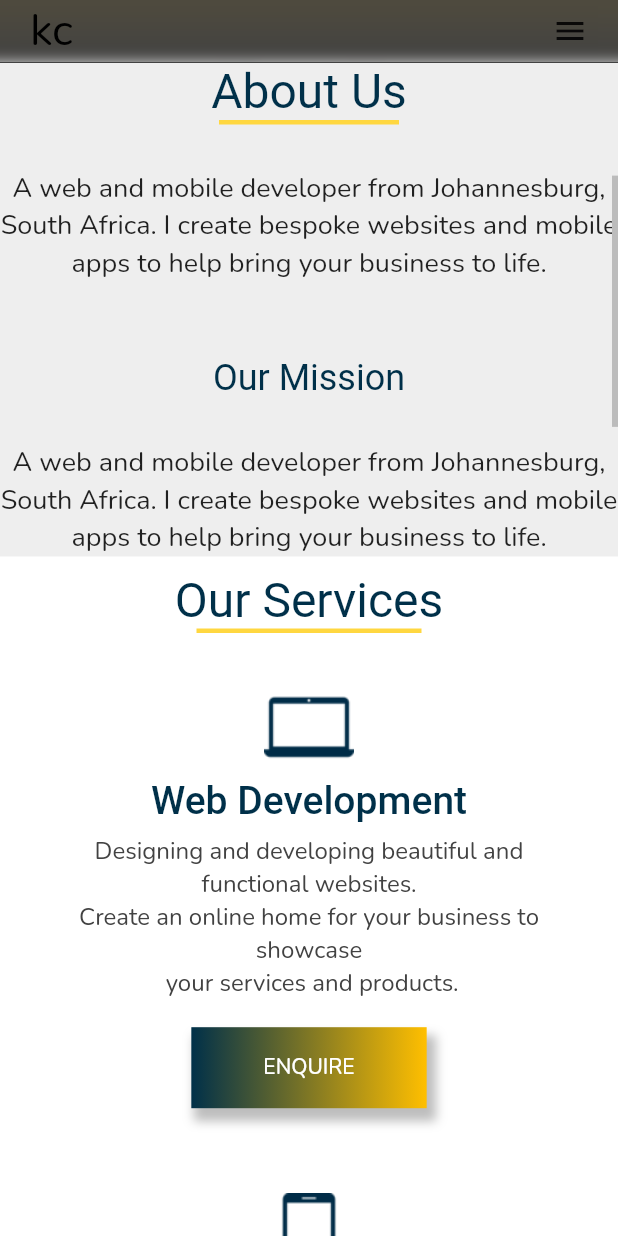
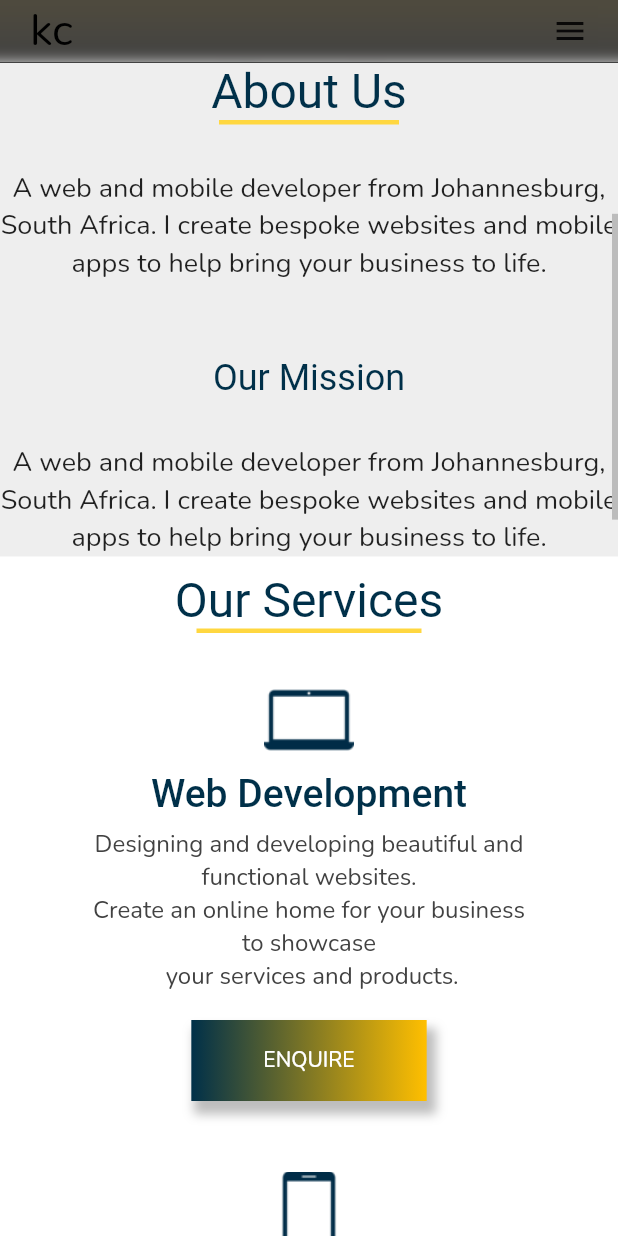
Before and after one commit to ryanemm/kosi_connect, a Flutter app: the screen it shows after launch, scrolled down 576 dp, on a phone screen of 412 x 824 dp. Run offline on Flutter 3.47's test engine with Material 2 defaults, Android fonts, the phone set to English and light mode, and no system bars; our stand-ins replace animated_text_kit, google_fonts, outline_gradient_button, responsive_framework; missing offline and left inert: assorted_layout_widgets, shape_of_view.

Commit message:
mobile responsive service cards

```diff
--- a/lib/Components/accent_bar_mobile.dart
+++ b/lib/Components/accent_bar_mobile.dart
@@ -7,8 +7,7 @@ class AccentBarMobile extends StatelessWidget {
       height: 4,
       width: 50,
       decoration: BoxDecoration(
-        gradient: LinearGradient(colors: [Color(0xFFFFBF00) , Colors.orange]),
-        borderRadius: BorderRadius.circular(3.5),
+        gradient: LinearGradient(colors: [Color(0xFFFFBF00), Colors.orange]),
       ),
     );
   }
--- a/lib/Sections/Services/service_card_mobile.dart
+++ b/lib/Sections/Services/service_card_mobile.dart
@@ -23,16 +23,10 @@ class _ServiceCardMobileState extends State<ServiceCardMobile> {
   Widget build(BuildContext context) {
     Size _screenSize = MediaQuery.of(context).size;
     return Container(
-      height: _screenSize.width * 0.8,
-      width: _screenSize.width * 0.8,
-      child: Stack(children: [
-        Positioned(
-          left: 0,
-          top: 0,
-          child: Container(
       //padding: EdgeInsets.all(15),
-            height: _screenSize.width * 0.8,
-            width: _screenSize.width * 0.8,
+      margin: EdgeInsets.symmetric(vertical: 10),
+      height: 300,
+      width: 300,
       child: Column(
         mainAxisAlignment: MainAxisAlignment.center,
         children: [
@@ -53,13 +47,11 @@ class _ServiceCardMobileState extends State<ServiceCardMobile> {
           Text(
             services[widget.index].info,
             textAlign: TextAlign.center,
-                  style:
-                      GoogleFonts.nunito(fontSize: 16, color: Colors.grey[800]),
+            style: GoogleFonts.nunito(fontSize: 16, color: Colors.grey[800]),
           ),
           SizedBox(height: 18),
           Container(
-                    padding:
-                        EdgeInsets.only(bottom: 3, top: 3, left: 40, right: 40),
+              padding: EdgeInsets.only(bottom: 3, top: 3, left: 40, right: 40),
               decoration: BoxDecoration(
                 boxShadow: [
                   BoxShadow(
@@ -89,9 +81,6 @@ class _ServiceCardMobileState extends State<ServiceCardMobile> {
               )),
         ],
       ),
-          ),
-        ),
-      ]),
     );
   }
 }
--- a/lib/Sections/Testimonials/testimonial_mobile.dart
+++ b/lib/Sections/Testimonials/testimonial_mobile.dart
@@ -9,7 +9,7 @@ class TestimonialMobile extends StatelessWidget {
     Size _screenSize = MediaQuery.of(context).size;
     return Container(
       width: _screenSize.width,
-      decoration: BoxDecoration(color: Colors.white),
+      color: Colors.white,
       child: Column(
         mainAxisAlignment: MainAxisAlignment.center,
         children: [
--- a/lib/home_screen.dart
+++ b/lib/home_screen.dart
@@ -37,8 +37,8 @@ class SmallScreen extends StatelessWidget {
       TopSection(),
       AboutSection(),
       ServiceSection(),
-      OurProcess(),
-      RecentWork(),
+      // OurProcess(),
+      // RecentWork(),
       Testimonials(),
       //ContactSection(),
       Footer(),
@@ -52,7 +52,7 @@ class SmallScreen extends StatelessWidget {
           isAlwaysShown: true,
           showTrackOnHover: true,
           child: ListView.builder(
-            itemCount: 6,
+            itemCount: 5,
             itemBuilder: (BuildContext context, int index) {
               return sectionsDesktop.elementAt(index);
             },
```
Also changed, not shown: lib/Sections/Testimonials/testimonials_mobile.dart (+10 -22 lines), 1 other file. Lines whose indentation alone changed are shown as unchanged.
